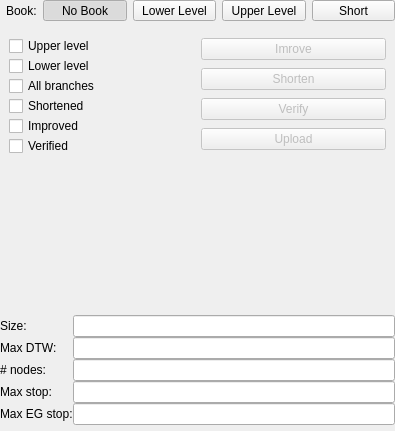
First picture: the form in projects/gui/ui/releasewidget.ui, repository tolius/solver, before the edit.
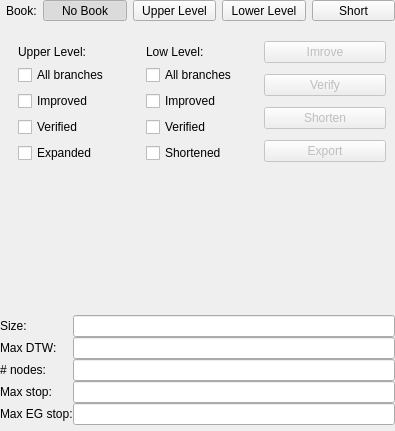
Second picture: the form after the edit.

Diff of the .ui file:
```diff
--- a/projects/gui/ui/releasewidget.ui
+++ b/projects/gui/ui/releasewidget.ui
@@ -34,7 +34,55 @@
      <property name="topMargin">
       <number>0</number>
      </property>
+     <item row="0" column="1">
+      <widget class="QToolButton" name="btn_BookNone">
+       <property name="sizePolicy">
+        <sizepolicy hsizetype="Expanding" vsizetype="Fixed">
+         <horstretch>0</horstretch>
+         <verstretch>0</verstretch>
+        </sizepolicy>
+       </property>
+       <property name="text">
+        <string>No Book</string>
+       </property>
+       <property name="checkable">
+        <bool>true</bool>
+       </property>
+       <property name="checked">
+        <bool>true</bool>
+       </property>
+       <property name="autoExclusive">
+        <bool>true</bool>
+       </property>
+      </widget>
+     </item>
+     <item row="0" column="0">
+      <widget class="QLabel" name="label">
+       <property name="text">
+        <string>Book:</string>
+       </property>
+      </widget>
+     </item>
      <item row="0" column="2">
+      <widget class="QToolButton" name="btn_BookUpperLevel">
+       <property name="sizePolicy">
+        <sizepolicy hsizetype="Expanding" vsizetype="Fixed">
+         <horstretch>0</horstretch>
+         <verstretch>0</verstretch>
+        </sizepolicy>
+       </property>
+       <property name="text">
+        <string>Upper Level</string>
+       </property>
+       <property name="checkable">
+        <bool>true</bool>
+       </property>
+       <property name="autoExclusive">
+        <bool>true</bool>
+       </property>
+      </widget>
+     </item>
+     <item row="0" column="3">
       <widget class="QToolButton" name="btn_BookLowerLevel">
        <property name="sizePolicy">
         <sizepolicy hsizetype="Expanding" vsizetype="Fixed">
@@ -72,60 +120,12 @@
        </property>
       </widget>
      </item>
-     <item row="0" column="3">
-      <widget class="QToolButton" name="btn_BookUpperLevel">
-       <property name="sizePolicy">
-        <sizepolicy hsizetype="Expanding" vsizetype="Fixed">
-         <horstretch>0</horstretch>
-         <verstretch>0</verstretch>
-        </sizepolicy>
-       </property>
-       <property name="text">
-        <string>Upper Level</string>
-       </property>
-       <property name="checkable">
-        <bool>true</bool>
-       </property>
-       <property name="autoExclusive">
-        <bool>true</bool>
-       </property>
-      </widget>
-     </item>
-     <item row="0" column="0">
-      <widget class="QLabel" name="label">
-       <property name="text">
-        <string>Book:</string>
-       </property>
-      </widget>
-     </item>
-     <item row="0" column="1">
-      <widget class="QToolButton" name="btn_BookNone">
-       <property name="sizePolicy">
-        <sizepolicy hsizetype="Expanding" vsizetype="Fixed">
-         <horstretch>0</horstretch>
-         <verstretch>0</verstretch>
-        </sizepolicy>
-       </property>
-       <property name="text">
-        <string>No Book</string>
-       </property>
-       <property name="checkable">
-        <bool>true</bool>
-       </property>
-       <property name="checked">
-        <bool>true</bool>
-       </property>
-       <property name="autoExclusive">
-        <bool>true</bool>
-       </property>
-      </widget>
-     </item>
     </layout>
    </item>
    <item>
     <widget class="QWidget" name="widget_SolutionResult" native="true">
      <layout class="QGridLayout" name="gridLayout">
-      <item row="0" column="1">
+      <item row="0" column="3">
        <layout class="QVBoxLayout" name="verticalLayout_3">
         <item>
          <widget class="QPushButton" name="btn_Improve">
@@ -140,19 +140,6 @@
           </property>
          </widget>
         </item>
-        <item>
-         <widget class="QPushButton" name="btn_Shorten">
-          <property name="enabled">
-           <bool>false</bool>
-          </property>
-          <property name="text">
-           <string>Shorten</string>
-          </property>
-          <property name="checkable">
-           <bool>true</bool>
-          </property>
-         </widget>
-        </item>
         <item>
          <widget class="QPushButton" name="btn_Verify">
           <property name="enabled">
@@ -167,12 +154,25 @@
          </widget>
         </item>
         <item>
-         <widget class="QPushButton" name="btn_Upload">
+         <widget class="QPushButton" name="btn_Shorten">
           <property name="enabled">
            <bool>false</bool>
           </property>
           <property name="text">
-           <string>Upload</string>
+           <string>Shorten</string>
+          </property>
+          <property name="checkable">
+           <bool>true</bool>
+          </property>
+         </widget>
+        </item>
+        <item>
+         <widget class="QPushButton" name="btn_Export">
+          <property name="enabled">
+           <bool>false</bool>
+          </property>
+          <property name="text">
+           <string>Export</string>
           </property>
           <property name="checkable">
            <bool>true</bool>
@@ -197,93 +197,123 @@
         </item>
        </layout>
       </item>
-      <item row="0" column="0">
-       <layout class="QVBoxLayout" name="verticalLayout_2">
-        <property name="spacing">
-         <number>0</number>
+      <item row="0" column="1">
+       <widget class="QWidget" name="widget_LowerLevel" native="true">
+        <property name="sizePolicy">
+         <sizepolicy hsizetype="Minimum" vsizetype="Fixed">
+          <horstretch>0</horstretch>
+          <verstretch>0</verstretch>
+         </sizepolicy>
         </property>
-        <property name="topMargin">
-         <number>0</number>
-        </property>
+        <layout class="QVBoxLayout" name="verticalLayout_6">
         <item>
-         <widget class="QCheckBox" name="checkBox">
-          <property name="enabled">
-           <bool>true</bool>
-          </property>
+          <widget class="QLabel" name="label_9">
           <property name="text">
-           <string>Upper level</string>
-          </property>
-          <property name="checkable">
-           <bool>false</bool>
-          </property>
+            <string>Low Level:</string>
+           </property>
          </widget>
         </item>
         <item>
-         <widget class="QCheckBox" name="checkBox_3">
-          <property name="enabled">
-           <bool>true</bool>
-          </property>
-          <property name="text">
-           <string>Lower level</string>
-          </property>
-          <property name="checkable">
-           <bool>false</bool>
-          </property>
-         </widget>
-        </item>
-        <item>
-         <widget class="QCheckBox" name="checkBox_5">
+          <widget class="QCheckBox" name="chk_Low_AllBranches">
           <property name="enabled">
            <bool>true</bool>
           </property>
           <property name="text">
            <string>All branches</string>
           </property>
-          <property name="checkable">
-           <bool>false</bool>
-          </property>
+          </widget>
+         </item>
+         <item>
+          <widget class="QCheckBox" name="chk_Low_Improved">
+           <property name="enabled">
+            <bool>true</bool>
+           </property>
+           <property name="text">
+            <string>Improved</string>
+           </property>
          </widget>
         </item>
         <item>
-         <widget class="QCheckBox" name="checkBox_2">
+          <widget class="QCheckBox" name="chk_Low_Verified">
+           <property name="enabled">
+            <bool>true</bool>
+           </property>
+           <property name="text">
+            <string>Verified</string>
+           </property>
+          </widget>
+         </item>
+         <item>
+          <widget class="QCheckBox" name="chk_Low_Shortened">
           <property name="enabled">
            <bool>true</bool>
           </property>
           <property name="text">
            <string>Shortened</string>
           </property>
-          <property name="checkable">
-           <bool>false</bool>
-          </property>
+          </widget>
+         </item>
+        </layout>
+       </widget>
+      </item>
+      <item row="0" column="0">
+       <widget class="QWidget" name="widget_UpperLevel" native="true">
+        <property name="sizePolicy">
+         <sizepolicy hsizetype="Minimum" vsizetype="Fixed">
+          <horstretch>0</horstretch>
+          <verstretch>0</verstretch>
+         </sizepolicy>
+        </property>
+        <layout class="QVBoxLayout" name="verticalLayout_5">
+         <item>
+          <widget class="QLabel" name="label_7">
+           <property name="text">
+            <string>Upper Level:</string>
+           </property>
          </widget>
         </item>
         <item>
-         <widget class="QCheckBox" name="checkBox_7">
+          <widget class="QCheckBox" name="chk_Up_AllBranches">
+           <property name="enabled">
+            <bool>true</bool>
+           </property>
+           <property name="text">
+            <string>All branches</string>
+           </property>
+          </widget>
+         </item>
+         <item>
+          <widget class="QCheckBox" name="chk_Up_Improved">
           <property name="enabled">
            <bool>true</bool>
           </property>
           <property name="text">
            <string>Improved</string>
           </property>
-          <property name="checkable">
-           <bool>false</bool>
-          </property>
          </widget>
         </item>
         <item>
-         <widget class="QCheckBox" name="checkBox_4">
+          <widget class="QCheckBox" name="chk_Up_Verified">
           <property name="enabled">
            <bool>true</bool>
           </property>
           <property name="text">
            <string>Verified</string>
           </property>
-          <property name="checkable">
-           <bool>false</bool>
+          </widget>
+         </item>
+         <item>
+          <widget class="QCheckBox" name="chk_Up_Expanded">
+           <property name="enabled">
+            <bool>true</bool>
+           </property>
+           <property name="text">
+            <string>Expanded</string>
           </property>
          </widget>
         </item>
        </layout>
+       </widget>
       </item>
      </layout>
     </widget>
```
Lines whose indentation alone changed are shown as unchanged.
